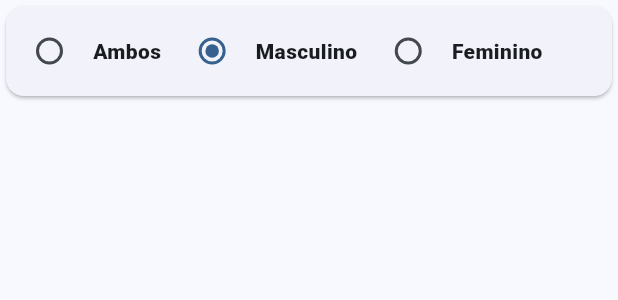
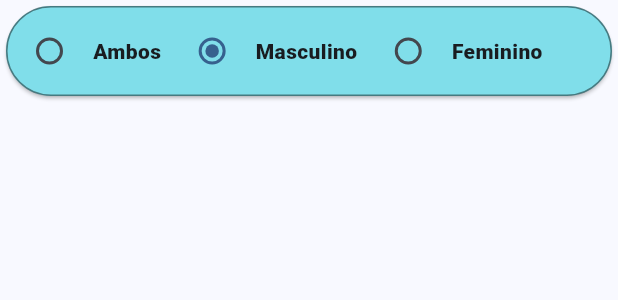
Before and after one commit to FranklinAurelio/Engenharia_de_software_PPGCC, a Flutter app: the RadioGender widget shown alone on an empty page, opened directly, on a phone screen of 412 x 824 dp. Shown: the top 300 px of the screen. Run offline on Flutter 3.47's test engine with Material 3 defaults, Android fonts, the phone set to English and light mode, and no system bars; our stand-ins replace fl_chart, flutter_modular, shared_preferences; missing offline and left inert: dart:js_interop, estados_municipios; accounts and stored records are empty.

```diff
--- a/projeto-frontend/dengue_dashboard/lib/modules/home_module/widgets/gender_radio.dart
+++ b/projeto-frontend/dengue_dashboard/lib/modules/home_module/widgets/gender_radio.dart
@@ -18,6 +18,13 @@ class _RadioGenderState extends State<RadioGender> {
   @override
   Widget build(BuildContext context) {
     return Card(
+      color: Colors.cyan[200],
+      shape: const StadiumBorder(
+        side: BorderSide(
+          color: Colors.black45,
+          width: 1.0,
+        ),
+      ),
       child: SizedBox(
         height: 60,
         child: Row(
```
Also changed, not shown: projeto-frontend/dengue_dashboard/lib/modules/home_module/presenter/home_screen.dart (+10 -7 lines).
